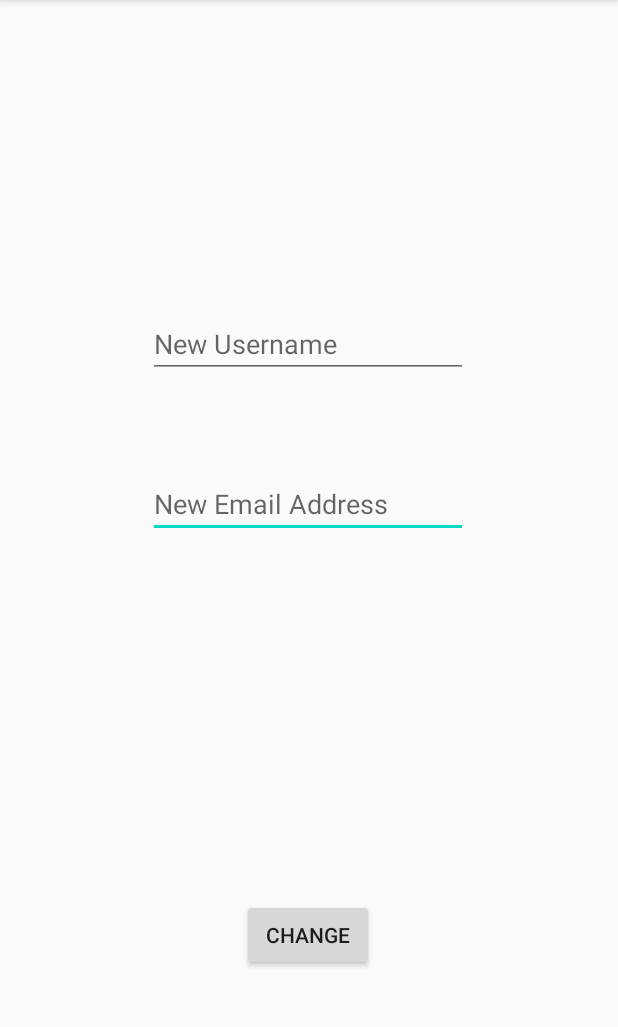
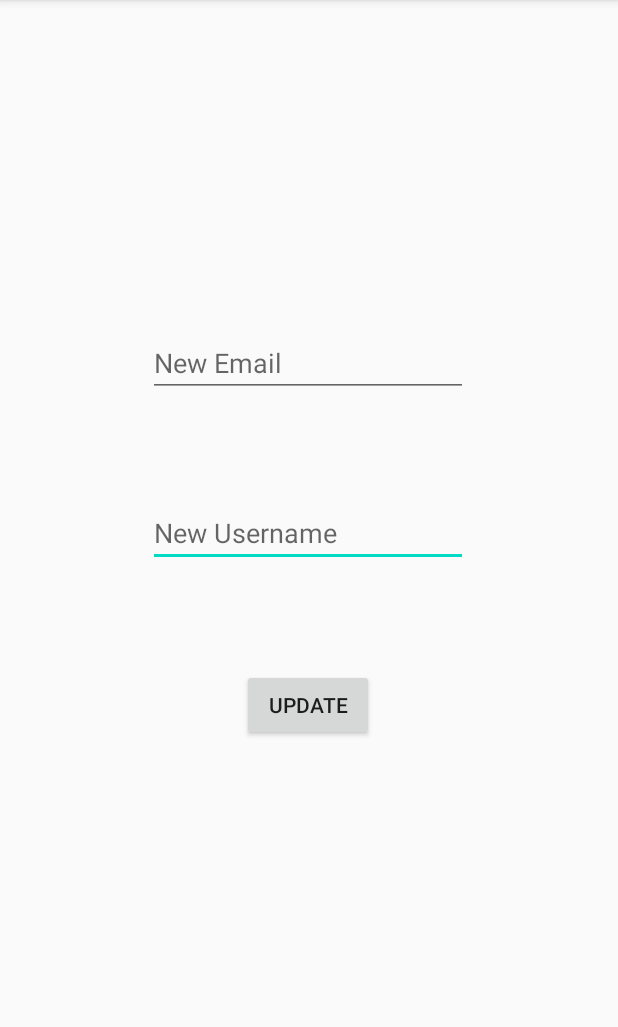
Before and after one commit to mhmnal/gp6, an Android app: the ChangeUsername screen opened directly, with no data from a screen before it, on a phone screen of 412 x 824 dp, the part 84-1111 px from its top. Run offline under Robolectric (Android 15) with nearby library versions, the phone set to English and light mode, and no system bars.

Commit message:
change username

```diff
--- a/app/src/main/AndroidManifest.xml
+++ b/app/src/main/AndroidManifest.xml
@@ -1,5 +1,6 @@
 <?xml version="1.0" encoding="utf-8"?>
 <manifest xmlns:android="http://schemas.android.com/apk/res/android"
+    xmlns:tools="http://schemas.android.com/tools"
     package="com.example.logindemo">
 
     <application
@@ -12,7 +13,6 @@
         <activity android:name=".ChangeUsername"></activity>
         <activity android:name=".ViewProfile" />
         <activity android:name=".ForgotPasswordActivity" />
-        <activity android:name=".MainActivity2" />
         <activity android:name=".RegistrationActivity" />
         <activity android:name=".SecondActivity" />
         <activity android:name=".MainActivity">
--- a/app/src/main/java/com/example/logindemo/ChangeUsername.java
+++ b/app/src/main/java/com/example/logindemo/ChangeUsername.java
@@ -1,67 +1,14 @@
 package com.example.logindemo;
 
-import androidx.annotation.NonNull;
 import androidx.appcompat.app.AppCompatActivity;
 
-import android.content.Intent;
 import android.os.Bundle;
-import android.view.View;
-import android.widget.Button;
-import android.widget.EditText;
-import android.widget.Toast;
-
-import com.google.android.gms.tasks.OnCompleteListener;
-import com.google.android.gms.tasks.Task;
-import com.google.firebase.auth.AuthResult;
-import com.google.firebase.auth.FirebaseAuth;
-import com.google.firebase.database.FirebaseDatabase;
 
 public class ChangeUsername extends AppCompatActivity {
-
-    private EditText changeusername;
-    private Button changebutton;
-    private FirebaseAuth firebaseAuth;
-    private FirebaseDatabase firebaseDatabase;
-
 
     @Override
     protected void onCreate(Bundle savedInstanceState) {
         super.onCreate(savedInstanceState);
         setContentView(R.layout.activity_change_username);
-
-        newUserName = findViewById(R.id.etxt_chusername);
-        save = findViewById(R.id.btn_change);
-
-        firebaseAuth = FirebaseAuth.getInstance();
-
-        regButton.setOnClickListener(new View.OnClickListener() {
-            @Override
-            public void onClick(View v) {
-                if(validate()){
-                    //Upload data to database
-                    String user_email = userEmail.getText().toString().trim();
-                    String user_password = userPassword.getText().toString().trim();
-
-                    firebaseAuth.createUserWithEmailAndPassword(user_email, user_password).addOnCompleteListener(new OnCompleteListener<AuthResult>() {
-
-                        @Override
-                        public void onComplete(@NonNull Task<AuthResult> task) {
-                            if(task.isSuccessful()){
-                                sendEmailVerification();
-                            }else{
-                                Toast.makeText(RegistrationActivity.this, "Registration Fail", Toast.LENGTH_SHORT).show();
-                            }
-                        }
-                    });
-                }
-            }
-        });
-
-        userLogin.setOnClickListener(new View.OnClickListener() {
-            @Override
-            public void onClick(View v) {
-                startActivity(new Intent(RegistrationActivity.this, MainActivity.class));
-            }
-        });
     }
 }
--- a/app/src/main/res/layout/activity_change_username.xml
+++ b/app/src/main/res/layout/activity_change_username.xml
@@ -7,46 +7,32 @@
     tools:context=".ChangeUsername">
 
     <EditText
-        android:id="@+id/etxt_chemail"
+        android:id="@+id/tv_chusername"
         android:layout_width="wrap_content"
         android:layout_height="wrap_content"
         android:ems="10"
-        android:hint="New Email Address"
-        android:inputType="textPersonName"
-        android:text=""
+        android:hint="New Username"
+        android:inputType="textEmailAddress"
         app:layout_constraintBottom_toBottomOf="parent"
         app:layout_constraintEnd_toEndOf="parent"
         app:layout_constraintHorizontal_bias="0.497"
         app:layout_constraintStart_toStartOf="parent"
-        app:layout_constraintTop_toBottomOf="@+id/etxt_chusername"
-        app:layout_constraintVertical_bias="0.131" />
+        app:layout_constraintTop_toBottomOf="@+id/tv_chemail"
+        app:layout_constraintVertical_bias="0.149" />
 
     <EditText
-        android:id="@+id/etxt_chusername"
+        android:id="@+id/tv_chemail"
         android:layout_width="wrap_content"
         android:layout_height="wrap_content"
         android:ems="10"
-        android:hint="New Username"
-        android:inputType="textPersonName"
-        android:text=""
+        android:hint="New Email"
+        android:inputType="textEmailAddress"
         app:layout_constraintBottom_toBottomOf="parent"
         app:layout_constraintEnd_toEndOf="parent"
         app:layout_constraintHorizontal_bias="0.497"
         app:layout_constraintStart_toStartOf="parent"
         app:layout_constraintTop_toBottomOf="@+id/imageView"
-        app:layout_constraintVertical_bias="0.148" />
-
-    <Button
-        android:id="@+id/btn_change"
-        android:layout_width="wrap_content"
-        android:layout_height="wrap_content"
-        android:text="Change"
-        app:layout_constraintBottom_toBottomOf="parent"
-        app:layout_constraintEnd_toEndOf="parent"
-        app:layout_constraintHorizontal_bias="0.498"
-        app:layout_constraintStart_toStartOf="parent"
-        app:layout_constraintTop_toBottomOf="@+id/etxt_chemail"
-        app:layout_constraintVertical_bias="0.666" />
+        app:layout_constraintVertical_bias="0.193" />
 
     <ImageView
         android:id="@+id/imageView"
@@ -57,7 +43,20 @@
         app:layout_constraintHorizontal_bias="0.498"
         app:layout_constraintStart_toStartOf="parent"
         app:layout_constraintTop_toTopOf="parent"
-        app:layout_constraintVertical_bias="0.152"
+        app:layout_constraintVertical_bias="0.129"
         tools:srcCompat="@tools:sample/avatars" />
 
+    <Button
+        android:id="@+id/btn_update"
+        android:layout_width="wrap_content"
+        android:layout_height="wrap_content"
+        android:layout_marginTop="68dp"
+        android:text="Update"
+        app:layout_constraintBottom_toBottomOf="parent"
+        app:layout_constraintEnd_toEndOf="parent"
+        app:layout_constraintHorizontal_bias="0.498"
+        app:layout_constraintStart_toStartOf="parent"
+        app:layout_constraintTop_toBottomOf="@+id/tv_chusername"
+        app:layout_constraintVertical_bias="0.0" />
+
 </androidx.constraintlayout.widget.ConstraintLayout>
```
Also changed, not shown: app/src/main/java/com/example/logindemo/SecondActivity.java (+17 -0 lines), app/src/main/java/com/example/logindemo/ViewProfile.java (+12 -0 lines), app/src/main/res/layout/activity_second.xml (+12 -0 lines), app/src/main/res/layout/activity_view_profile.xml (+5 -3 lines).
